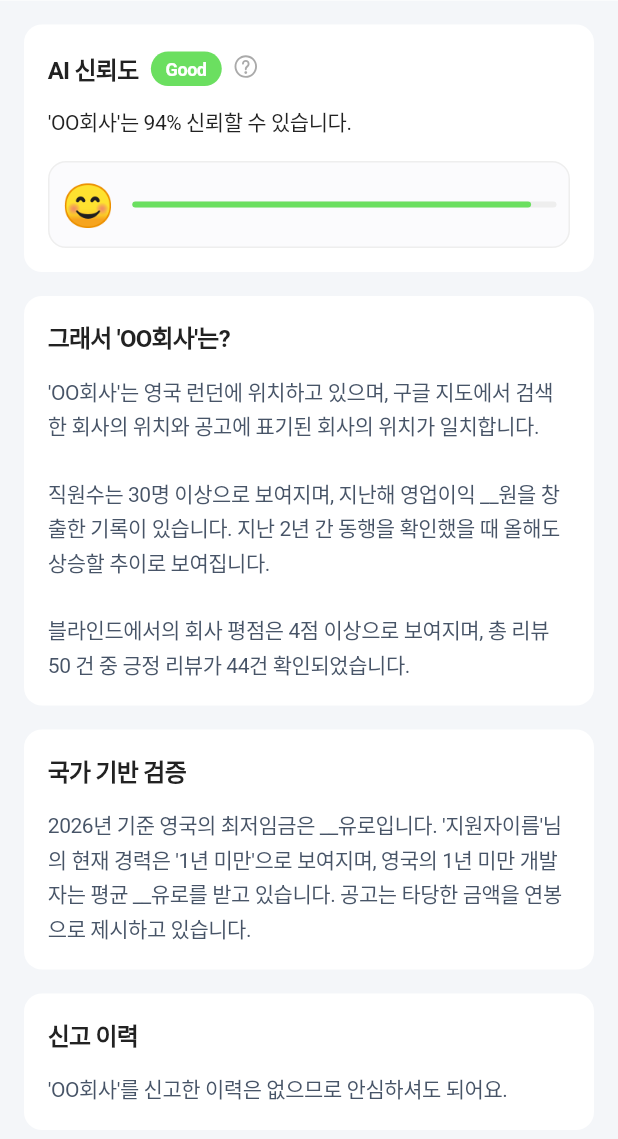
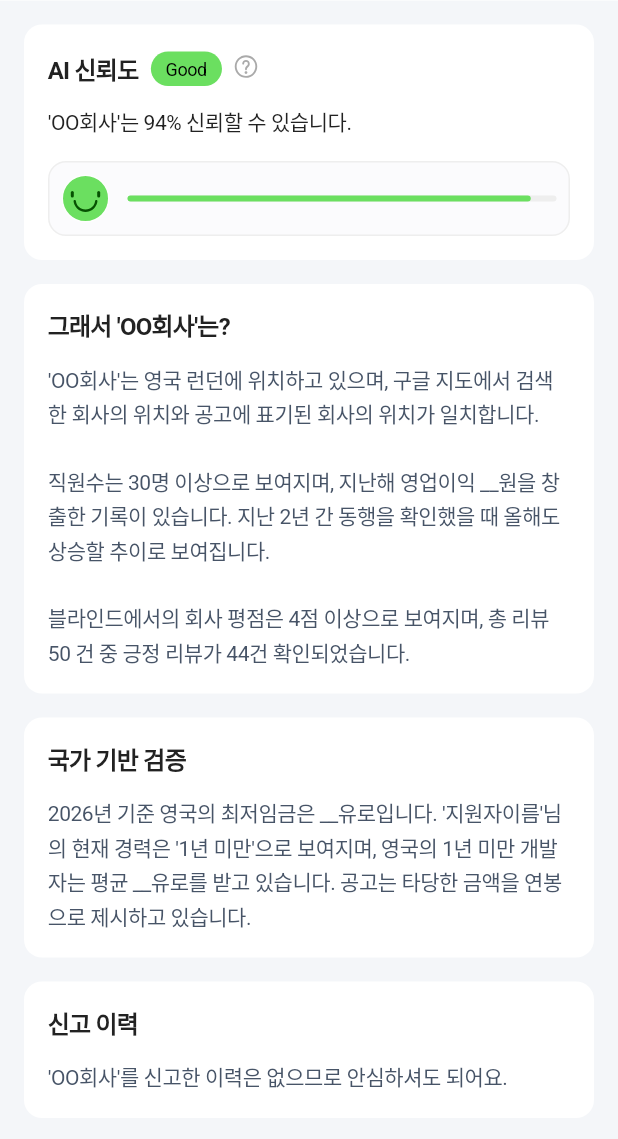
Before and after one commit to 2026-QUAD-S-Team-2/samak-front, a Flutter app: the AnalysisResultScreen screen opened directly, on a phone screen of 412 x 824 dp, the part 97-1236 px from its top. Run offline on Flutter 3.47's test engine with Material 3 defaults, Android fonts, the phone set to English and light mode, and no system bars; our stand-ins replace flutter_svg; project files that could hold a hidden picture were left out.

Commit message:
mod: #9 기본 이모지 svg로 대체

```diff
--- a/lib/core/design_system/app_icons.dart
+++ b/lib/core/design_system/app_icons.dart
@@ -7,6 +7,7 @@ class AppIcons {
   static const String addFilled = '$_basePath/ic_add_filled.svg';
   static const String arrowDown = '$_basePath/ic_arrow-down.svg';
   static const String back = '$_basePath/ic_back.svg';
+  static const String badFace = '$_basePath/ic_bad-face.svg';
   static const String banner = '$_basePath/ic_banner.png';
   static const String bell = '$_basePath/ic_bell.svg';
   static const String chatDots = '$_basePath/ic_chat-dots.svg';
@@ -14,6 +15,7 @@ class AppIcons {
   static const String clock = '$_basePath/ic_clock.svg';
   static const String creditCard = '$_basePath/ic_credit-card.svg';
   static const String eye = '$_basePath/ic_eye.svg';
+  static const String goodFace = '$_basePath/ic_good-face.svg';
   static const String heart = '$_basePath/ic_heart.svg';
   static const String heartFilled = '$_basePath/ic_heart_filled.svg';
   static const String home = '$_basePath/ic_home.svg';
@@ -24,12 +26,12 @@ class AppIcons {
   static const String message2 = '$_basePath/ic_message-2.svg';
   static const String mobile = '$_basePath/ic_mobile.svg';
   static const String more = '$_basePath/ic_more.svg';
+  static const String normalFace = '$_basePath/ic_normal-face.svg';
   static const String protect = '$_basePath/ic_protect.svg';
   static const String questionCircle = '$_basePath/ic_question-circle.svg';
   static const String search = '$_basePath/ic_search.svg';
   static const String settings = '$_basePath/ic_settings.svg';
   static const String settingsLine = '$_basePath/ic_settings-line.svg';
-  static const String smileyFace = '$_basePath/ic_smileyface.svg';
   static const String twoLine = '$_basePath/ic_two-line-horizontal.svg';
   static const String user = '$_basePath/ic_user.svg';
   static const String userFilled = '$_basePath/ic_user_filled.svg';
--- a/lib/screens/analysis_result.dart
+++ b/lib/screens/analysis_result.dart
@@ -138,10 +138,10 @@ class _TrustScoreCardState extends State<_TrustScoreCard> {
     }
   }
 
-  String get _scoreEmoji {
-    if (widget.data.trustScore >= 70) return '😊';
-    if (widget.data.trustScore >= 40) return '😐';
-    return '😟';
+  String get _scoreIconPath {
+    if (widget.data.trustScore >= 70) return AppIcons.goodFace;
+    if (widget.data.trustScore >= 40) return AppIcons.normalFace;
+    return AppIcons.badFace;
   }
 
   @override
@@ -179,8 +179,8 @@ class _TrustScoreCardState extends State<_TrustScoreCard> {
                   ),
                   child: Text(
                     _levelLabel,
-                    style: AppTypography.smallBold12.copyWith(
-                      color: Colors.white,
+                    style: AppTypography.small12.copyWith(
+                      color: Colors.black,
                       letterSpacing: -0.3,
                     ),
                   ),
@@ -215,7 +215,7 @@ class _TrustScoreCardState extends State<_TrustScoreCard> {
                       borderRadius: BorderRadius.circular(5),
                     ),
                     child: Text(
-                      '신뢰도는 AI가 분석한 결과를 기반으로 제공됩니다. 보다 안전한 판단을 위해 재차 확인을 권장드립니다.',
+                      '신뢰도는 AI가 분석한 결과를 기반으로 제공되므로 재차 확인을 권장드립니다.',
                       style: AppTypography.small8.copyWith(
                         color: AppColors.gray900,
                         height: 1.0,
@@ -242,7 +242,7 @@ class _TrustScoreCardState extends State<_TrustScoreCard> {
 
           _TrustProgressBar(
             score: widget.data.trustScore,
-            emoji: _scoreEmoji,
+            iconPath: _scoreIconPath,
             barColor: _levelColor,
           ),
         ],
@@ -254,12 +254,12 @@ class _TrustScoreCardState extends State<_TrustScoreCard> {
 // 신뢰도 프로그레스 바
 class _TrustProgressBar extends StatelessWidget {
   final int score;
-  final String emoji;
+  final String iconPath;
   final Color barColor;
 
   const _TrustProgressBar({
     required this.score,
-    required this.emoji,
+    required this.iconPath,
     required this.barColor,
   });
 
@@ -278,14 +278,15 @@ class _TrustProgressBar extends StatelessWidget {
       child: Row(
         children: [
           // 이모지 아이콘
-          Text(
-            emoji,
-            style: const TextStyle(fontSize: 28),
+          SvgPicture.asset(
+            iconPath,
+            width: 32,
+            height: 32,
           ),
 
           const SizedBox(width: 12),
 
-          // 프로그레스 바
+          // 프로그래스 바
           Expanded(
             child: LayoutBuilder(
               builder: (context, constraints) {
@@ -306,12 +307,12 @@ class _TrustProgressBar extends StatelessWidget {
                         color: barColor,
                         borderRadius: BorderRadius.circular(100),
                       ),
-                    ),
+                    )
                   ],
                 );
-              },
-            ),
-          ),
+              }
+            )
+          )
         ],
       ),
     );
```
Also changed, not shown: assets/icons/ic_bad-face.svg (added), assets/icons/ic_good-face.svg (renamed from assets/icons/ic_smileyface.svg), assets/icons/ic_normal-face.svg (added).
